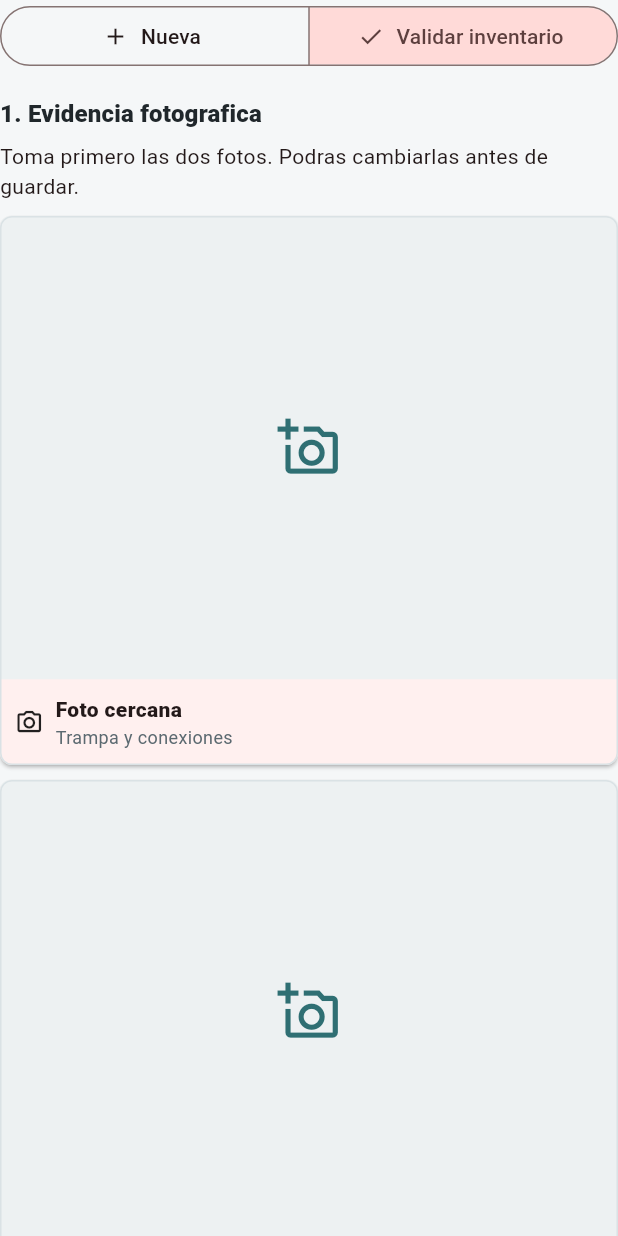
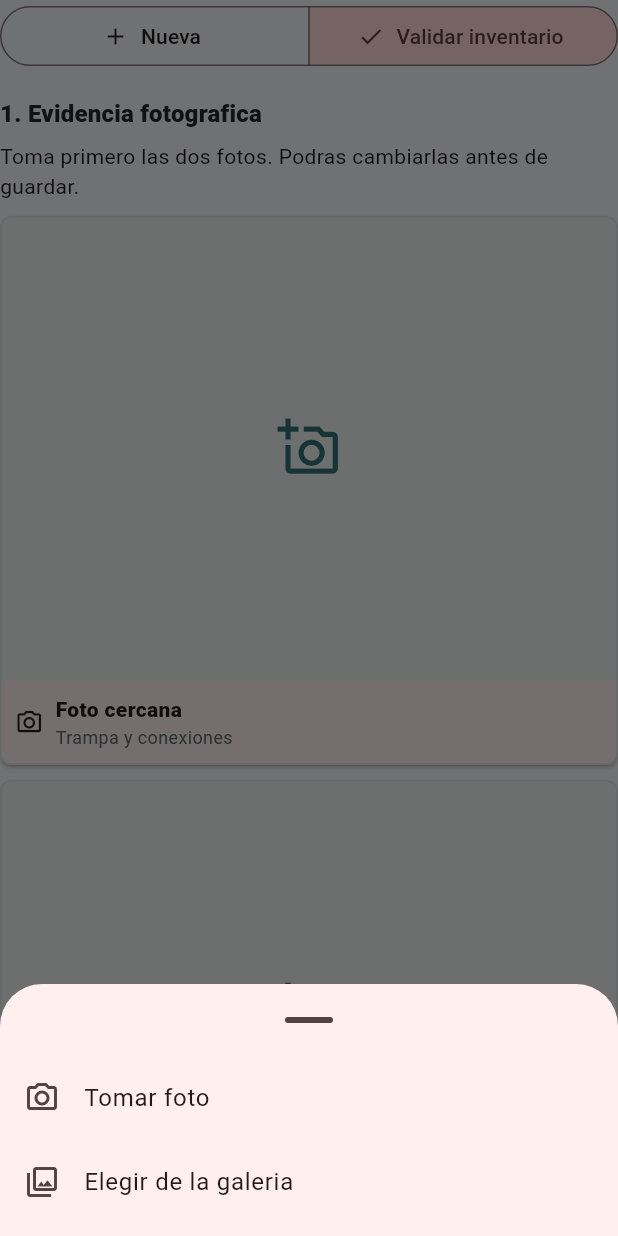
Before and after one commit to inoxiap/eficiencia-energetica-ee, a Flutter app: the SteamTrapEntryPanel widget shown alone on an empty page, opened directly with empty values, after a tap on "Validar inventario", after a tap on "Foto cercana", on a phone screen of 412 x 824 dp. Run offline on Flutter 3.47's test engine with Material 3 defaults, Android fonts, the phone set to English and light mode, and no system bars; our stand-ins replace cloud_firestore, firebase_auth, firebase_core, image_picker, package_info_plus, share_plus and 2 more; missing offline and left inert: dart:html, excel, firebase_auth_web, flutter_dial_knob, geekyants_flutter_gauges, segment_display; accounts and stored records are empty; Roboto replaces fonts that are missing (Arial).

Commit message:
Permitir elegir foto de galeria para trampas

```diff
--- a/ee_flutter/lib/screens/steam_trap_module_screen.dart
+++ b/ee_flutter/lib/screens/steam_trap_module_screen.dart
@@ -665,20 +665,38 @@ class _SteamTrapEntryPanelState extends State<SteamTrapEntryPanel> {
       _diameter == 'Otro' ? _diameterOther.text.trim() : _diameter;
 
   Future<void> _pickPhoto(String type) async {
-    XFile? file;
+    final source = await showModalBottomSheet<ImageSource>(
+      context: context,
+      showDragHandle: true,
+      builder: (context) => SafeArea(
+        child: Column(
+          mainAxisSize: MainAxisSize.min,
+          children: [
+            ListTile(
+              key: const Key('steam-trap-photo-camera'),
+              leading: const Icon(Icons.photo_camera_outlined),
+              title: const Text('Tomar foto'),
+              onTap: () => Navigator.pop(context, ImageSource.camera),
+            ),
+            ListTile(
+              key: const Key('steam-trap-photo-gallery'),
+              leading: const Icon(Icons.photo_library_outlined),
+              title: const Text('Elegir de la galeria'),
+              onTap: () => Navigator.pop(context, ImageSource.gallery),
+            ),
+            const SizedBox(height: 8),
+          ],
+        ),
+      ),
+    );
+    if (source == null || !mounted) return;
+
     try {
-      file = await _picker.pickImage(
-        source: ImageSource.camera,
+      final file = await _picker.pickImage(
+        source: source,
         imageQuality: 85,
         maxWidth: 1600,
       );
-    } catch (_) {
-      file = await _picker.pickImage(
-        source: ImageSource.gallery,
-        imageQuality: 85,
-        maxWidth: 1600,
-      );
-    }
       if (file == null) return;
       final bytes = await file.readAsBytes();
       if (!mounted) return;
@@ -690,6 +708,15 @@ class _SteamTrapEntryPanelState extends State<SteamTrapEntryPanel> {
         }
         _invalidate();
       });
+    } catch (_) {
+      if (!mounted) return;
+      setState(() {
+        _messageType = MessageType.error;
+        _message = source == ImageSource.camera
+            ? 'No se pudo abrir la camara. Revisa el permiso de camara del navegador y vuelve a intentarlo.'
+            : 'No se pudo abrir la galeria de fotos. Revisa los permisos del telefono y vuelve a intentarlo.';
+      });
+    }
   }
 
   String? _validationError({required bool complete}) {
--- a/ee_flutter/pubspec.yaml
+++ b/ee_flutter/pubspec.yaml
@@ -16,7 +16,7 @@ publish_to: 'none' # Remove this line if you wish to publish to pub.dev
 # https://developer.apple.com/library/archive/documentation/General/Reference/InfoPlistKeyReference/Articles/CoreFoundationKeys.html
 # In Windows, build-name is used as the major, minor, and patch parts
 # of the product and file versions while build-number is used as the build suffix.
-version: 1.7.3+14
+version: 1.7.4+15
 
 environment:
   sdk: ^3.11.5
```
Also changed, not shown: 1 other file. Lines whose indentation alone changed are shown as unchanged.
